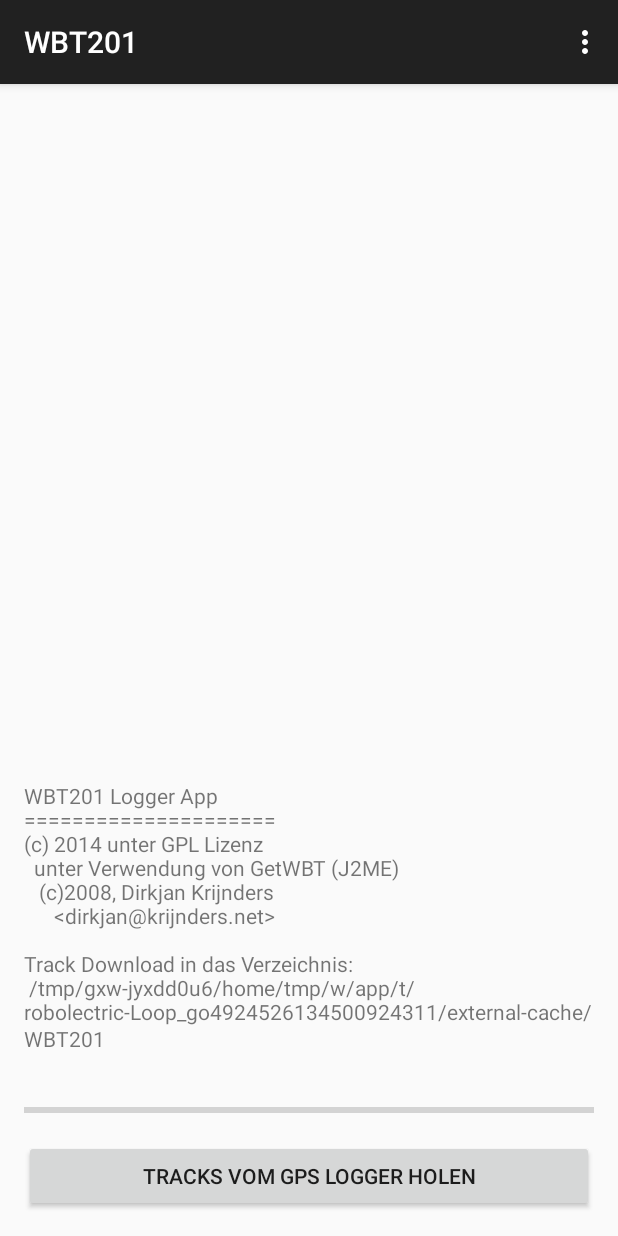
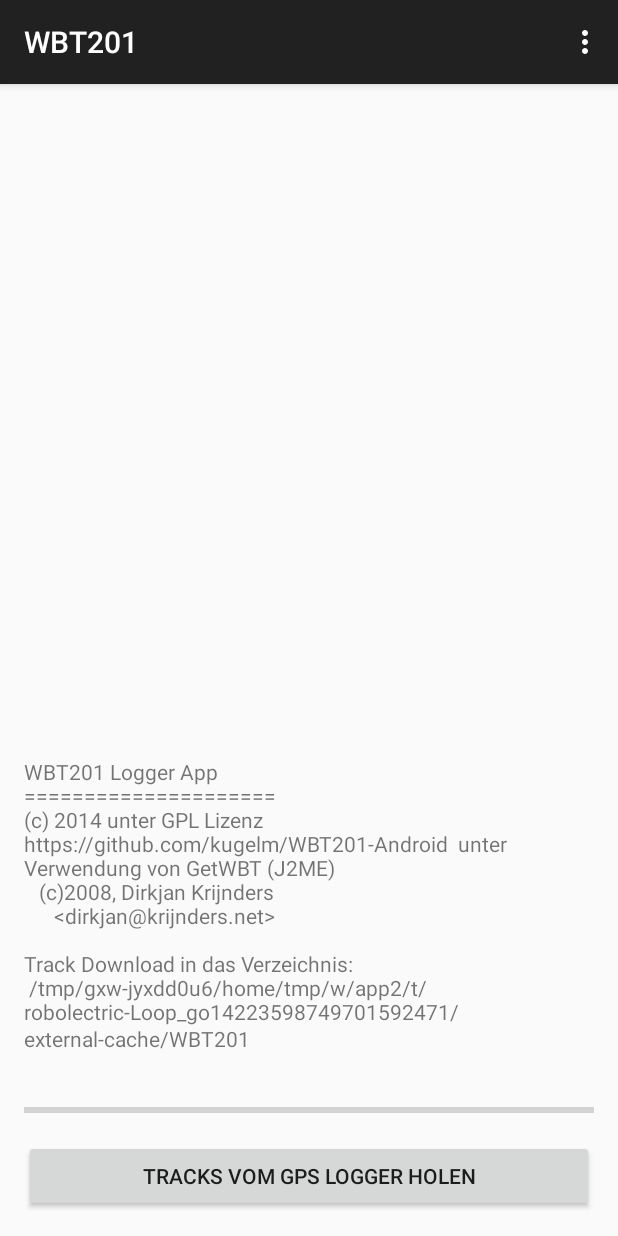
Before and after one commit to kugelm/WBT201-Android, an Android app: the screen it shows after launch (MainActivity), on a phone screen of 412 x 824 dp. Run offline under Robolectric (Android 15) with nearby library versions, the phone set to English and light mode, and no system bars.

Commit message:
link to GitHub

```diff
--- a/app/src/main/java/de/thgk/wbt20x/app/MainActivity.java
+++ b/app/src/main/java/de/thgk/wbt20x/app/MainActivity.java
@@ -122,6 +122,7 @@
         feedback.setText("WBT201 Logger App\n");
         feedback.append("=====================\n");
         feedback.append("(c) 2014 unter GPL Lizenz\n");
+        feedback.append("https://github.com/kugelm/WBT201-Android");
         feedback.append("  unter Verwendung von GetWBT (J2ME)\n");
         feedback.append("   (c)2008, Dirkjan Krijnders\n      <dirkjan@krijnders.net>\n\n");
 
```
